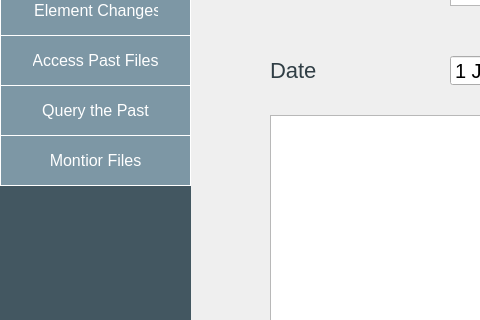
Above: editfiles.ui from HalaSaadeh/XML_Warehouse before the change; both pictures show x 0 to 480 and y 285 to 605 of the 1120 by 850 pixel window. Below: the same form after it.
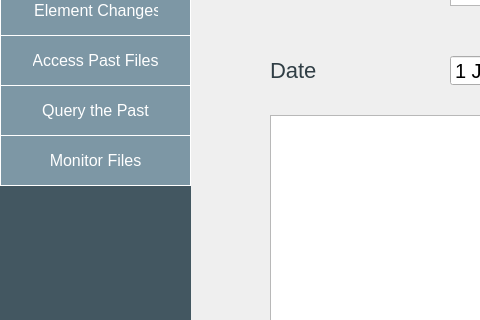
That is the form after the change.

Diff of the .ui file:
```diff
--- a/editfiles.ui
+++ b/editfiles.ui
@@ -478,7 +478,7 @@
 </string>
    </property>
    <property name="text">
-    <string>Montior Files</string>
+    <string>Monitor Files</string>
    </property>
   </widget>
   <widget class="QLabel" name="versionSuccess">
```
